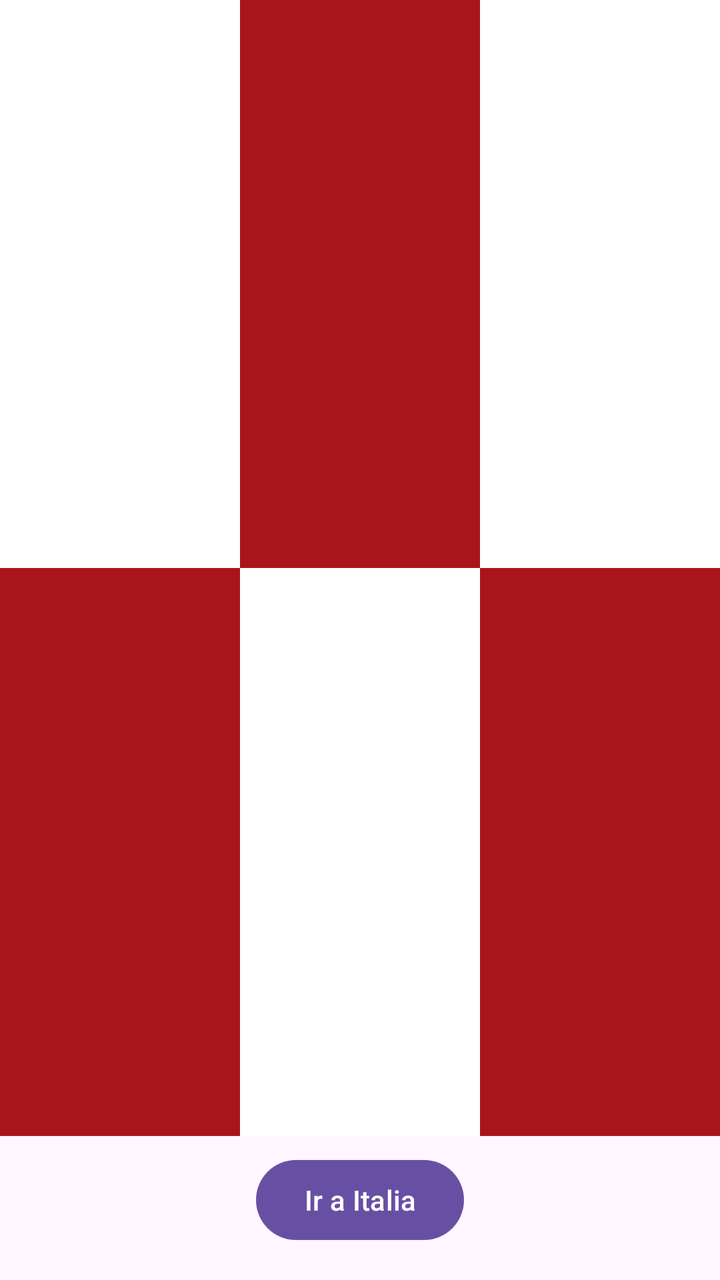
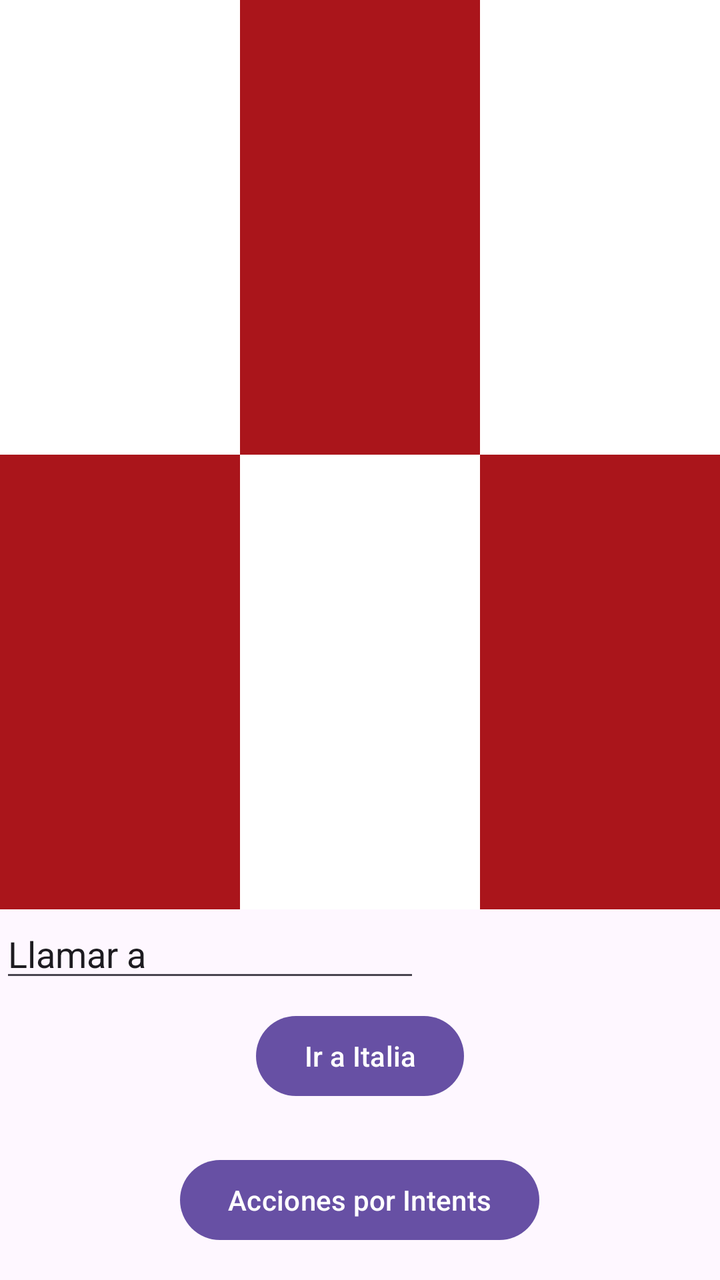

Before-and-after screenshots of an Android layout around one commit, followed by the original layout XML and the change that was made.
<!-- AndroidManifest.xml: application theme Theme.MyApplication -->
<!-- res/layout/activity_main.xml -->
<?xml version="1.0" encoding="utf-8"?>
<LinearLayout
    xmlns:android="http://schemas.android.com/apk/res/android"
    xmlns:tools="http://schemas.android.com/tools"
    android:id="@+id/main"
    android:layout_width="match_parent"
    android:layout_height="match_parent"
    android:orientation="vertical"
    tools:ignore="NamespaceTypo">

    



        
        <LinearLayout
            android:layout_width="match_parent"
            android:layout_height="0dp"
            android:layout_weight="5"
            android:orientation="horizontal">

            <View
                android:layout_width="0dp"
                android:layout_height="match_parent"
                android:layout_weight="1"
                android:background="@color/white" />
            <View
                android:layout_width="0dp"
                android:layout_height="match_parent"
                android:layout_weight="1"
                android:background="@color/red" />
            <View
                android:layout_width="0dp"
                android:layout_height="match_parent"
                android:layout_weight="1"
                android:background="@color/white" />
        </LinearLayout>

        
        <LinearLayout
            android:layout_width="match_parent"
            android:layout_height="0dp"
            android:layout_weight="5"
            android:orientation="horizontal">

            <View
                android:layout_width="0dp"
                android:layout_height="match_parent"
                android:layout_weight="1"
                android:background="@color/red" />
            <View
                android:layout_width="0dp"
                android:layout_height="match_parent"
                android:layout_weight="1"
                android:background="@color/white" />
            <View
                android:layout_width="0dp"
                android:layout_height="match_parent"
                android:layout_weight="1"
                android:background="@color/red" />
        </LinearLayout>

    <Button
        android:id="@+id/button"
        android:layout_width="wrap_content"
        android:layout_height="wrap_content"
        android:layout_gravity="center_horizontal"
        android:layout_marginBottom="16dp"
        android:layout_marginTop="8dp"
        android:text="@string/button" />

</LinearLayout>
<!-- resources referenced by this layout -->
<resources>
  <color name="red">#AA151B</color>
  <color name="white">#FFFFFFFF</color>
  <string name="button">Ir a Italia</string>
  <style name="Theme.MyApplication" parent="Base.Theme.MyApplication" />
  <style name="Base.Theme.MyApplication" parent="Theme.Material3.DayNight.NoActionBar">
          
          
      </style>
</resources>

<!-- the commit's change to res/layout/activity_main.xml (unified diff, before → after) -->
@@ -60,6 +60,15 @@
                 android:background="@color/red" />
         </LinearLayout>
 
+
+    <EditText
+        android:id="@+id/campoTLF"
+        android:layout_width="wrap_content"
+        android:layout_height="wrap_content"
+        android:ems="10"
+        android:inputType="phone"
+        android:text="@string/buttonMeteTFL"/>
+
     <Button
         android:id="@+id/button"
         android:layout_width="wrap_content"
@@ -69,4 +78,13 @@
         android:layout_marginTop="8dp"
         android:text="@string/button" />
 
+    <Button
+        android:id="@+id/button3"
+        android:layout_width="wrap_content"
+        android:layout_height="wrap_content"
+        android:layout_gravity="center_horizontal"
+        android:layout_marginBottom="16dp"
+        android:layout_marginTop="8dp"
+        android:text="@string/button3" />
+
 </LinearLayout>
<!-- resource entries referenced after the edit -->
@@ -3,6 +3,8 @@
   <color name="red">#AA151B</color>
   <color name="white">#FFFFFFFF</color>
   <string name="button">Ir a Italia</string>
+  <string name="button3">Acciones por Intents</string>
+  <string name="buttonMeteTFL">Llamar a</string>
   <style name="Theme.MyApplication" parent="Base.Theme.MyApplication" />
   <style name="Base.Theme.MyApplication" parent="Theme.Material3.DayNight.NoActionBar">
           
